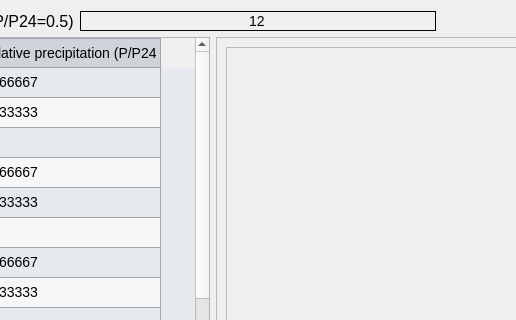
Qt form Source_code/ui/user_defined_storm_type.ui (Inigobarbe/VFSMOD-GUI) before a commit; both pictures show x 279 to 795 and y 0 to 320 of the 1081 by 535 pixel window.
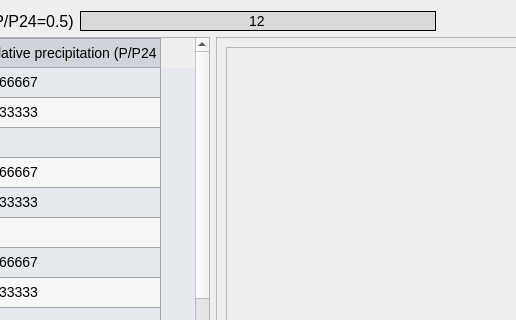
The same form after that commit.

```diff
--- a/Source_code/ui/user_defined_storm_type.ui
+++ b/Source_code/ui/user_defined_storm_type.ui
@@ -604,12 +604,23 @@
      </item>
      <item>
       <widget class="QLineEdit" name="half">
+       <property name="enabled">
+        <bool>true</bool>
+       </property>
+       <property name="styleSheet">
+        <string notr="true">QLineEdit {
+    background-color: #d9d9d9;
+}</string>
+       </property>
        <property name="text">
         <string>12</string>
        </property>
        <property name="alignment">
         <set>Qt::AlignCenter</set>
        </property>
+       <property name="readOnly">
+        <bool>true</bool>
+       </property>
       </widget>
      </item>
      <item>
```
Left out of the diff: 6 changed lines with no effect on the pictures.
